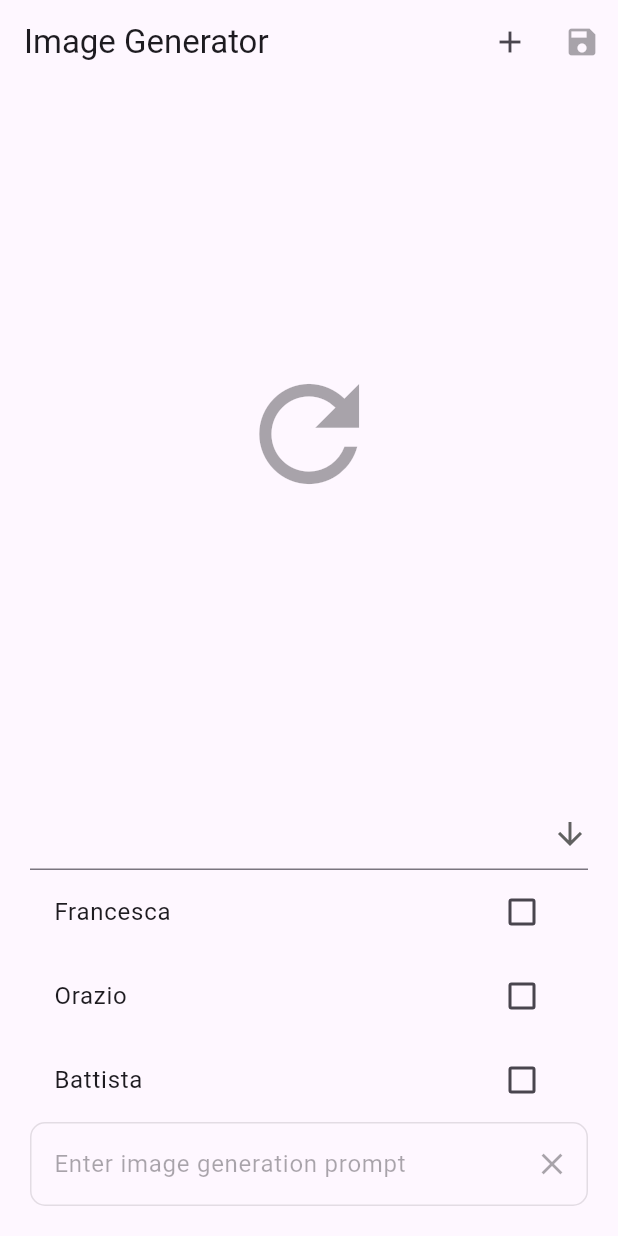
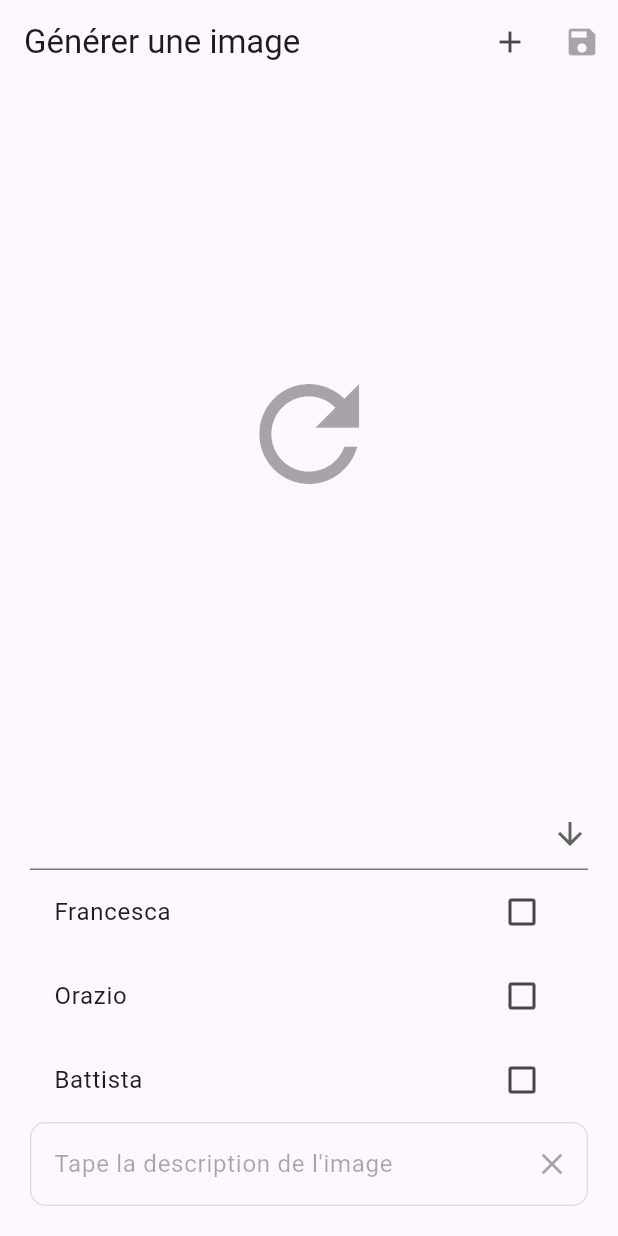
Before and after one commit to nicocrm/imaginai, a Flutter app: the screen it shows after launch, on a phone screen of 412 x 824 dp. Run offline on Flutter 3.47's test engine with Material 3 defaults, Android fonts, the phone set to English and light mode, and no system bars; our stand-ins replace flutter_dotenv; missing offline and left inert: gal.

Commit message:
Translate to French

```diff
--- a/lib/app.dart
+++ b/lib/app.dart
@@ -28,12 +28,12 @@ class _MyAppState extends State<MyApp> {
   @override
   Widget build(BuildContext context) {
     return MaterialApp(
-      title: 'Image Generator',
+      title: 'ImaginAI',
       theme: ThemeData(
         colorScheme: ColorScheme.fromSeed(seedColor: Colors.deepPurple),
         useMaterial3: true,
       ),
-      home: ImageScreen(title: 'Image Generator', vm: imageViewModel),
+      home: ImageScreen(title: 'Générer une image', vm: imageViewModel),
     );
   }
 }
--- a/lib/repositories/project_repository.dart
+++ b/lib/repositories/project_repository.dart
@@ -5,30 +5,30 @@ import '../models/scene.dart';
 class ProjectRepository {
   Project loadProject() {
     final project = Project(
-        name: "Leonardo's inquiry",
-        context: "Italy in the renaissance era",
+        name: "Enquête sur Léonard",
+        context: "Italie dans l'era du renaisance",
         style:
-            "A simple drawing, without colors, suitable for a comic book such as the ones published in the 1960s.");
+            "Un dessin simple, sans couleurs, adapté aux livres de comics tels que ceux publiés dans les années 1960.");
     project.scenes
-        ..add(Scene(description: "A dimly lit hallway", name: "hallway"))
-        ..add(Scene(description: "Secret room behind the office", name: "secret room"))
-        ..add(Scene(description: "A small bedroom", name: "bedroom"))
-        ..add(Scene(description: "A mountain path", name: "mountain path"))
-        ..add(Scene(description: "An attic full of old chests", name: "attic"))
-        ..add(Scene(description: "A 21st century art museum displaying work of Leonardo Da Vinci", name: "museum"));
+        ..add(Scene(description: "Une corridor sombre", name: "corridor"))
+        ..add(Scene(description: "Une chambre secrète derrière le bureau", name: "chambre"))
+        ..add(Scene(description: "Une petite chambre", name: "chambre"))
+        ..add(Scene(description: "Un chemin montagneux", name: "chemin"))
+        ..add(Scene(description: "Un grenier plein de coffres anciens", name: "attique"))
+        ..add(Scene(description: "Un musee moderne affichant le travail de Leonardo Da Vinci", name: "musee"));
 
     project.characters.add(Character(
         name: "Francesca",
         description:
-            "a 12-year old girl, with long, dark hair, fair skin, wearing a simple dress"));
+            "une jeune fille de 12 ans, avec des cheveux longs et noirs, peau claire, portant une simple robe"));
     project.characters.add(Character(
         name: "Orazio",
         description:
-            "a gentleman, tall, middle-aged, with a beard, formal clothes"));
+            "un homme de taille moyenne, la quarantaine, avec un barbe, vêtements formels"));
     project.characters.add(Character(
         name: "Battista",
         description:
-            "the butler, old, stiff, very formal clothes but showing their age"));
+            "le domestique, vieux, rigide, vêtements formels montrant leur age"));
     return project;
   }
 
--- a/lib/services/prompt_builder.dart
+++ b/lib/services/prompt_builder.dart
@@ -22,12 +22,12 @@ class PromptBuilderInstance {
   String buildPrompt(String prompt) {
     final buf = StringBuffer();
     buf.write("DO NOT add any detail to this prompt, just use it AS IT IS.\n");
-    buf.write("Context: ${project.context}\n");
+    buf.write("Contexte: ${project.context}\n");
     buf.write("Style: ${project.style}\n");
-    buf.write("Scene: ${scene.description}\n");
+    buf.write("Scène: ${scene.description}\n");
     for (final character in characters) {
       buf.write(
-          "Character: ${character.name} - description: ${character.description}\n");
+          "Personnage: ${character.name} - description: ${character.description}\n");
     }
     buf.write("Action: $prompt\n");
     return buf.toString();
--- a/lib/ui/widgets/prompt_widget.dart
+++ b/lib/ui/widgets/prompt_widget.dart
@@ -34,7 +34,7 @@ class PromptWidget extends StatelessWidget {
                       },
                       validator: (value) {
                         if (value == null) {
-                          return 'Scene is required';
+                          return 'Indique la scène';
                         }
                         return null;
                       },
@@ -55,7 +55,7 @@ class PromptWidget extends StatelessWidget {
                           onEditingComplete: vm.promptText.isEmpty ? null : () => vm.loadImage(vm.promptText),
                           enabled: vm.isLoading,
                           decoration: InputDecoration(
-                            hintText: 'Enter image generation prompt',
+                            hintText: 'Tape la description de l\'image',
                             border: OutlineInputBorder(
                               borderRadius: BorderRadius.circular(10),
                             ),
```
Also changed, not shown: lib/ui/image_screen.dart (+5 -5 lines).
